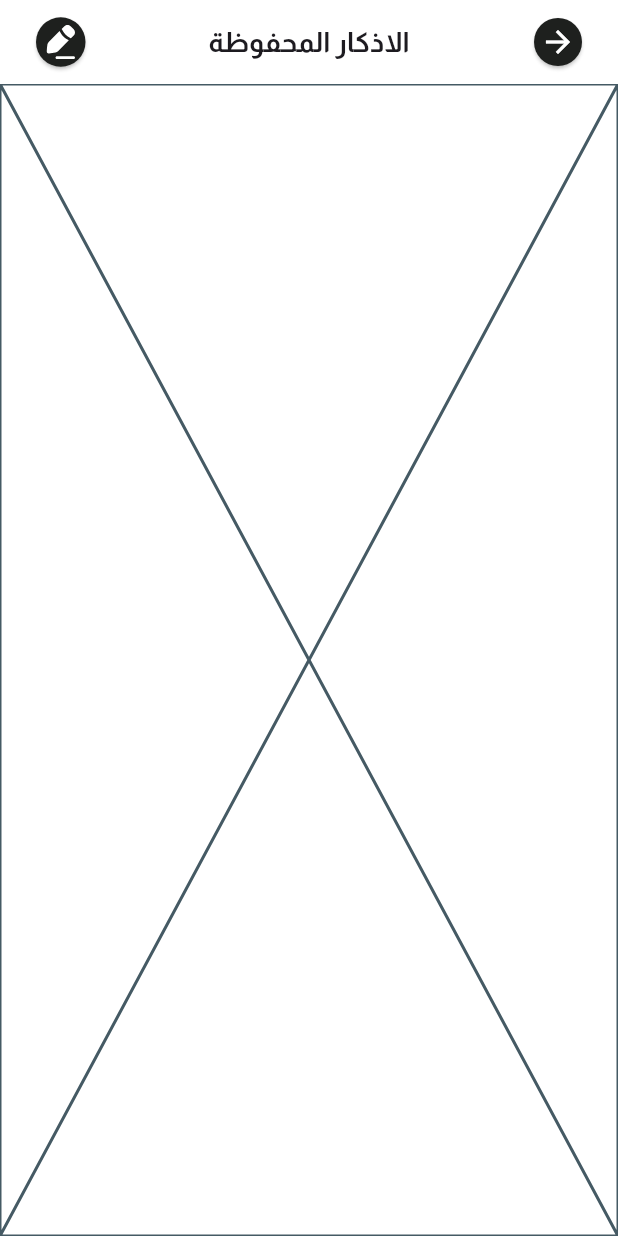
After one commit to gelkomyy/fazakir, a Flutter app: the SavedAzkarView screen opened by its route, on a phone screen of 412 x 824 dp. The commit adds this screen. Run offline on Flutter 3.47's test engine with Material 3 defaults, Android fonts, the phone set to English and light mode, and no system bars; drawn by our look-alikes of flutter_bounceable; our stand-ins replace adhan, cached_network_image, flutter_bloc, flutter_compass, flutter_svg, geolocator and 4 more; missing offline and left inert: flutter_inappwebview, hadith; accounts and stored records are empty; project files that could hold a hidden picture were left out.

Commit message:
Add Sebha feature: - Add SebhaZikrModel to store zikr and count - Add SebhaZikrRepository to handle CRUD operations on stored zikrs - Add SavedAzkarView and SavedAzkarViewBody to display saved zikrs - Add navigation to SavedAzkarView from ShortCutItemsListView and ShortCutsViewBody - Add edit icon asset - Update onGenerateRoutes function to handle navigation to SavedAzkarView.

```diff
--- a/lib/Features/home/presentation/views/widgets/short_cut_items_list_view.dart
+++ b/lib/Features/home/presentation/views/widgets/short_cut_items_list_view.dart
@@ -4,6 +4,7 @@ import 'package:fazakir/Features/azkar/presentation/views/azkar_view.dart';
 import 'package:fazakir/Features/azkar/presentation/views/ruqyah_view.dart';
 import 'package:fazakir/Features/home/presentation/manager/cubits/navigation_cubit/navigation_cubit.dart';
 import 'package:fazakir/Features/home/presentation/views/widgets/custom_short_cut_image_shape.dart';
+import 'package:fazakir/Features/sebha/presentation/views/saved_azkar_view.dart';
 import 'package:fazakir/core/utils/app_assets.dart';
 import 'package:flutter/material.dart';
 import 'package:flutter_bloc/flutter_bloc.dart';
@@ -57,6 +58,9 @@ class ShortCutItemsListView extends StatelessWidget {
       {
         "title": "السبحة",
         "AssetImage": Assets.assetsImagesSibhaShortcut,
+        "onTap": () {
+          Navigator.pushNamed(context, SavedAzkarView.routeName);
+        },
       }
     ];
     return ListView.builder(
--- a/lib/Features/home/presentation/views/widgets/shortcuts_view_body.dart
+++ b/lib/Features/home/presentation/views/widgets/shortcuts_view_body.dart
@@ -3,6 +3,7 @@ import 'package:fazakir/Features/ahadith/presentation/views/a_6books_of_hadith_v
 import 'package:fazakir/Features/azkar/presentation/views/azkar_view.dart';
 import 'package:fazakir/Features/azkar/presentation/views/ruqyah_view.dart';
 import 'package:fazakir/Features/home/presentation/views/widgets/custom_short_cut_image_shape.dart';
+import 'package:fazakir/Features/sebha/presentation/views/saved_azkar_view.dart';
 import 'package:fazakir/core/utils/app_assets.dart';
 import 'package:fazakir/core/utils/app_colors.dart';
 import 'package:fazakir/core/utils/app_font_styles.dart';
@@ -52,6 +53,9 @@ class ShortCutsViewBody extends StatelessWidget {
       {
         "title": "السبحة",
         "AssetImage": Assets.assetsImagesSibhaShortcut,
+        "onTap": () {
+          Navigator.pushNamed(context, SavedAzkarView.routeName);
+        },
       }
     ];
     return Padding(
--- /dev/null
+++ b/lib/Features/sebha/presentation/views/saved_azkar_view.dart
@@ -0,0 +1,67 @@
+import 'package:fazakir/Features/sebha/presentation/views/widgets/saved_azkar_view_body.dart';
+import 'package:fazakir/core/utils/app_assets.dart';
+import 'package:fazakir/core/utils/app_colors.dart';
+import 'package:fazakir/core/utils/app_font_styles.dart';
+import 'package:flutter/material.dart';
+import 'package:flutter_bounceable/flutter_bounceable.dart';
+import 'package:flutter_svg/svg.dart';
+
+class SavedAzkarView extends StatelessWidget {
+  const SavedAzkarView({super.key});
+
+  static const String routeName = 'savedAzkarView';
+
+  @override
+  Widget build(BuildContext context) {
+    return Scaffold(
+      appBar: AppBar(
+        title: Text(
+          'الاذكار المحفوظة',
+          style: AppFontStyles.styleBold20(context),
+        ),
+        centerTitle: true,
+        actions: [
+          Bounceable(
+            child: Card(
+              color: AppColors.textBlackColor,
+              shape: const CircleBorder(),
+              margin: const EdgeInsetsDirectional.only(end: 24),
+              child: Padding(
+                padding: const EdgeInsets.all(7),
+                child: SvgPicture.asset(
+                  Assets.assetsImagesEditIconSvg,
+                  width: 19,
+                  colorFilter: const ColorFilter.mode(
+                    Colors.white,
+                    BlendMode.srcIn,
+                  ),
+                ),
+              ),
+            ),
+            onTap: () {
+              Navigator.pop(context);
+            },
+          ),
+        ],
+        leading: Bounceable(
+          child: const Card(
+            color: AppColors.textBlackColor,
+            shape: CircleBorder(),
+            margin: EdgeInsetsDirectional.only(start: 24),
+            child: Icon(
+              Icons.arrow_back_outlined,
+              color: Colors.white,
+            ),
+          ),
+          onTap: () {
+            Navigator.pop(context);
+          },
+        ),
+        backgroundColor: Colors.white,
+      ),
+      body: const SafeArea(
+        child: SavedAzkarViewBody(),
+      ),
+    );
+  }
+}
--- /dev/null
+++ b/lib/Features/sebha/presentation/views/widgets/saved_azkar_view_body.dart
@@ -0,0 +1,10 @@
+import 'package:flutter/material.dart';
+
+class SavedAzkarViewBody extends StatelessWidget {
+  const SavedAzkarViewBody({super.key});
+
+  @override
+  Widget build(BuildContext context) {
+    return const Placeholder();
+  }
+}
--- a/lib/core/utils/app_assets.dart
+++ b/lib/core/utils/app_assets.dart
@@ -33,6 +33,10 @@ class Assets {
   /// Assets for assetsImagesDhuhrIconSvg
   /// assets/images/dhuhr_icon_svg.svg
   static const String assetsImagesDhuhrIconSvg = "assets/images/dhuhr_icon_svg.svg";
+
+  /// Assets for assetsImagesEditIconSvg
+  /// assets/images/edit_icon_svg.svg
+  static const String assetsImagesEditIconSvg = "assets/images/edit_icon_svg.svg";
 
   /// Assets for assetsImagesFajrIconSvg
   /// assets/images/fajr_icon_svg.svg
--- a/lib/core/utils/func/on_generate_routes.dart
+++ b/lib/core/utils/func/on_generate_routes.dart
@@ -11,6 +11,7 @@ import 'package:fazakir/Features/home/presentation/views/navigation_page.dart';
 import 'package:fazakir/Features/home/presentation/views/shortcuts_view.dart';
 import 'package:fazakir/Features/intro/presentation/views/intro_view.dart';
 import 'package:fazakir/Features/prayer_times/presentation/views/qiblah_view.dart';
+import 'package:fazakir/Features/sebha/presentation/views/saved_azkar_view.dart';
 import 'package:flutter/material.dart';
 
 Route<dynamic> onGenerateRoutes(RouteSettings settings) {
@@ -61,6 +62,8 @@ Route<dynamic> onGenerateRoutes(RouteSettings settings) {
           bookName: args['bookName'],
         ),
       );
+    case SavedAzkarView.routeName:
+      return MaterialPageRoute(builder: (context) => const SavedAzkarView());
     default:
       return MaterialPageRoute(builder: (context) => const NavigationPage());
   }
```
Also changed, not shown: lib/Features/sebha/data/models/sebha_zikr_model.dart (added, +36 -0 lines), lib/Features/sebha/data/repos/sebha_zikr_repo.dart (added, +61 -0 lines), assets/images/edit_icon_svg.svg (added).
